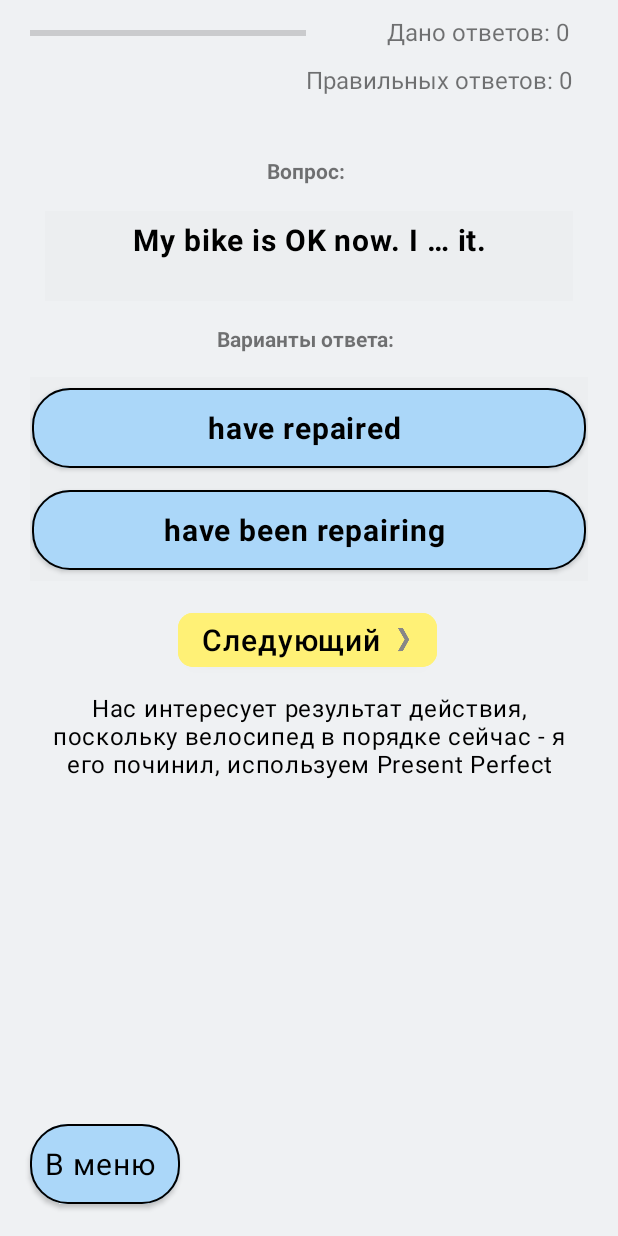
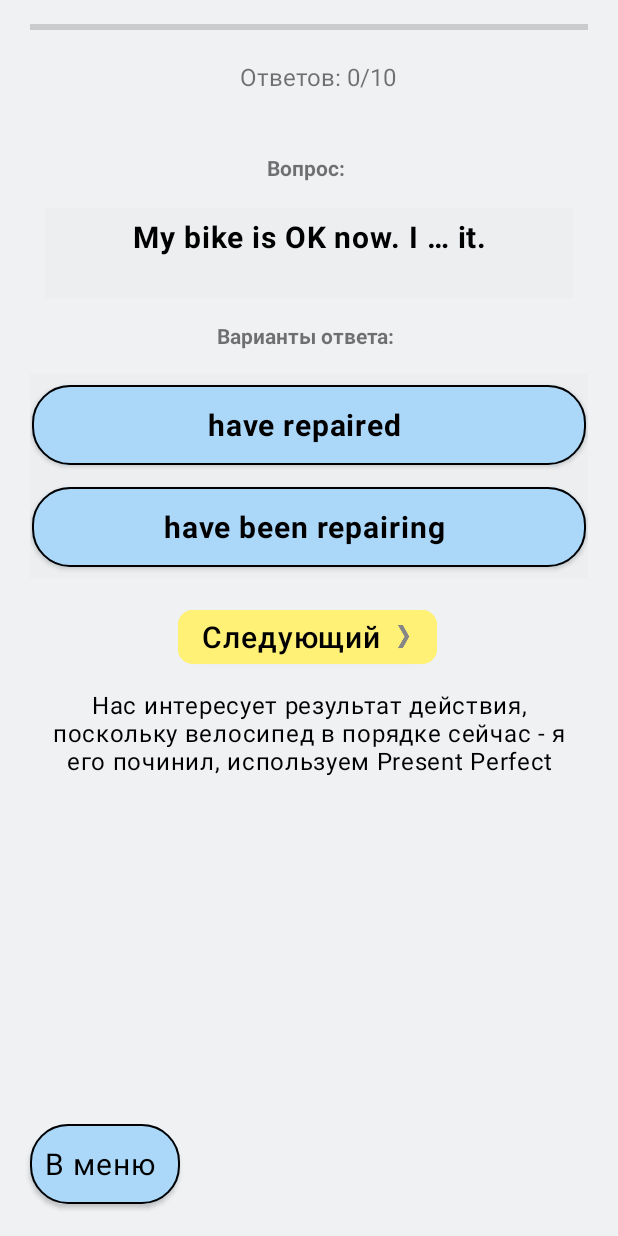
Before and after one commit to yudin5/EnglishQuiz, an Android app: the layout activity_main.xml on its own in the app's theme, with its tools: preview values and no code run, on a phone screen of 412 x 824 dp. Run offline under Robolectric (Android 15) with nearby library versions, the phone set to English and light mode, and no system bars; Roboto replaces fonts that are not available here.

Commit message:
add new questions, 10 random questions, fix progress bar, remove odd text view, refactoring

```diff
--- a/app/src/main/AndroidManifest.xml
+++ b/app/src/main/AndroidManifest.xml
@@ -1,6 +1,8 @@
 <?xml version="1.0" encoding="utf-8"?>
 <manifest xmlns:android="http://schemas.android.com/apk/res/android"
     package="com.example.englishquiz">
+
+    <uses-permission android:name="android.permission.VIBRATE" />
 
     <application
         android:allowBackup="true"
--- a/app/src/main/res/layout/activity_main.xml
+++ b/app/src/main/res/layout/activity_main.xml
@@ -11,28 +11,15 @@
         android:id="@+id/progressBar"
         style="?android:attr/progressBarStyleHorizontal"
         android:layout_width="0dp"
-        android:layout_height="24dp"
+        android:layout_height="wrap_content"
         android:layout_marginStart="20dp"
         android:layout_marginTop="10dp"
+        android:layout_marginEnd="20dp"
         android:animationResolution="@integer/material_motion_duration_medium_1"
         android:progressTint="@color/btn_color_default"
-        app:layout_constraintEnd_toStartOf="@+id/right_answers_quantity"
+        app:layout_constraintEnd_toEndOf="parent"
         app:layout_constraintStart_toStartOf="parent"
         app:layout_constraintTop_toTopOf="parent" />
-
-    <TextView
-        android:id="@+id/right_answers_quantity"
-        android:layout_width="wrap_content"
-        android:layout_height="wrap_content"
-        android:layout_marginTop="10dp"
-        android:layout_marginEnd="20dp"
-        android:text="@string/right_answers"
-        android:textAlignment="center"
-        android:textSize="16sp"
-        app:layout_constraintEnd_toEndOf="parent"
-        app:layout_constraintHorizontal_bias="0.954"
-        app:layout_constraintStart_toStartOf="parent"
-        app:layout_constraintTop_toBottomOf="@+id/question_asked_quantity" />
 
     <TextView
         android:id="@+id/question_text_view"
@@ -155,13 +142,13 @@
         android:id="@+id/question_asked_quantity"
         android:layout_width="wrap_content"
         android:layout_height="wrap_content"
-        android:layout_marginTop="10dp"
+        android:layout_marginTop="40dp"
         android:layout_marginEnd="20dp"
         android:text="@string/questions_asked"
         android:textAlignment="center"
         android:textSize="16sp"
         app:layout_constraintEnd_toEndOf="parent"
-        app:layout_constraintHorizontal_bias="0.955"
+        app:layout_constraintHorizontal_bias="0.558"
         app:layout_constraintStart_toStartOf="parent"
         app:layout_constraintTop_toTopOf="parent" />
 
@@ -194,7 +181,7 @@
         android:textStyle="bold"
         app:layout_constraintEnd_toEndOf="parent"
         app:layout_constraintStart_toStartOf="parent"
-        app:layout_constraintTop_toBottomOf="@+id/right_answers_quantity" />
+        app:layout_constraintTop_toBottomOf="@+id/question_asked_quantity" />
 
     <TextView
         android:id="@+id/textView2"
--- a/app/src/main/res/values/strings.xml
+++ b/app/src/main/res/values/strings.xml
@@ -10,8 +10,8 @@
     <string name="exit_button">В меню</string>
     <string name="finish_button">Закончить</string>
 
-    <!--    Количество правильных ответов -->
-    <string name="questions_asked">Дано ответов: 0</string>
+    <!--    Количество ответов -->
+    <string name="questions_asked">Ответов: 0/10</string>
     <string name="right_answers">Правильных ответов: 0</string>
 
     <!--    О приложении -->
@@ -21,8 +21,8 @@
         \n
     \n\tТест содержит вопросы из разных тем английского языка и ориентирован на уровень \"средний\" и выше.
         \n
-        \n\tВ планах увеличить количество вопросов + поэкспериментировать и добавить новый функционал.
+        \n\tПостепенно увеличиваю количество вопросов и экспериментирую, добавляю новый функционал.
         \n
-    \n\tОбо всех неточностях, пожеланиях, замечаниях и тому подобном можно смело писать на yudin5@yandex.ru</string>
+    \n\tОбо всех неточностях, пожеланиях, замечаниях и тому подобном можно писать на yudin5@yandex.ru</string>
 
 </resources>
```
Also changed, not shown: app/src/main/java/com/example/englishquiz/MainActivity.java (+7 -5 lines), app/src/main/java/com/example/englishquiz/Questions.java (+30 -1 lines), app/src/main/res/layout/activity_about.xml (+6 -7 lines), app/src/main/res/values/questions.xml (+55 -0 lines).
